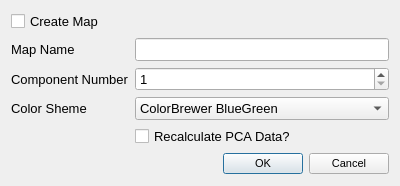
The window that GUI/Analysis/principalcomponentsdialog.ui (VespucciProject/Vespucci) describes before a commit, drawn with Qt 5.
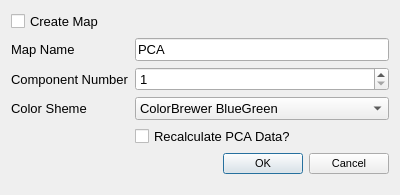
The same window after the commit.

```diff
--- a/GUI/Analysis/principalcomponentsdialog.ui
+++ b/GUI/Analysis/principalcomponentsdialog.ui
@@ -7,7 +7,7 @@
     <x>0</x>
     <y>0</y>
     <width>400</width>
-    <height>186</height>
+    <height>195</height>
    </rect>
   </property>
   <property name="font">
@@ -27,7 +27,11 @@
     </widget>
    </item>
    <item row="1" column="1">
-    <widget class="QLineEdit" name="nameLineEdit"/>
+    <widget class="QLineEdit" name="nameLineEdit">
+     <property name="text">
+      <string>PCA</string>
+     </property>
+    </widget>
    </item>
    <item row="2" column="0">
     <widget class="QLabel" name="label_2">
```
